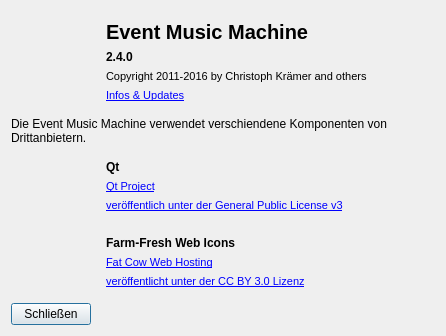
Old version of the form view/aboutdialog.ui in the repository eventmusicmachine/emm.
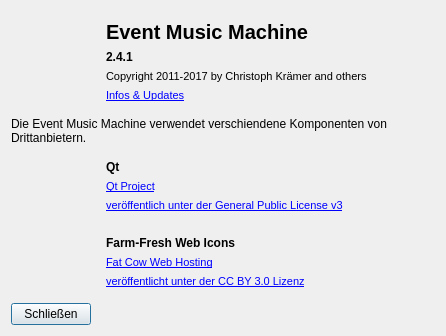
New version of the form. Icons and pictures are not drawn.

Commit message:
Slot Edit Dialog: Added CUP function + Swap Colors button
CUP functionality to play a slot as long as mouse pressed (stop on mouse
release). Possibility to swap font / background colors when editing
slot.

Patch:
```diff
--- a/view/aboutdialog.ui
+++ b/view/aboutdialog.ui
@@ -82,7 +82,7 @@
 font-size:12px;</string>
         </property>
         <property name="text">
-         <string notr="true">2.4.0</string>
+         <string notr="true">2.4.1</string>
         </property>
        </widget>
       </item>
@@ -93,7 +93,7 @@
 &lt;html&gt;&lt;head&gt;&lt;meta name=&quot;qrichtext&quot; content=&quot;1&quot; /&gt;&lt;style type=&quot;text/css&quot;&gt;
 p, li { white-space: pre-wrap; }
 &lt;/style&gt;&lt;/head&gt;&lt;body style=&quot; font-family:'MS Shell Dlg 2'; font-size:8pt; font-weight:400; font-style:normal;&quot;&gt;
-&lt;p style=&quot; margin-top:0px; margin-bottom:0px; margin-left:0px; margin-right:0px; -qt-block-indent:0; text-indent:0px;&quot;&gt;Copyright 2011-2016 by Christoph Krämer and others&lt;/p&gt;&lt;/body&gt;&lt;/html&gt;</string>
+&lt;p style=&quot; margin-top:0px; margin-bottom:0px; margin-left:0px; margin-right:0px; -qt-block-indent:0; text-indent:0px;&quot;&gt;Copyright 2011-2017 by Christoph Krämer and others&lt;/p&gt;&lt;/body&gt;&lt;/html&gt;</string>
         </property>
        </widget>
       </item>
```
The commit also changes 7 other files.
